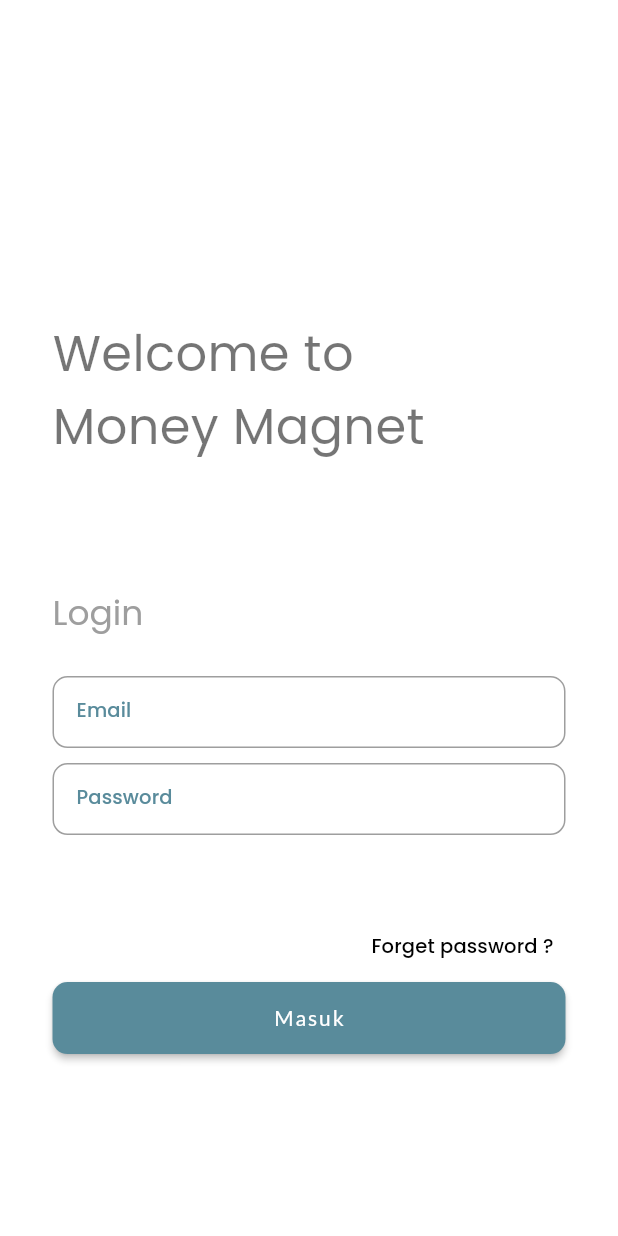
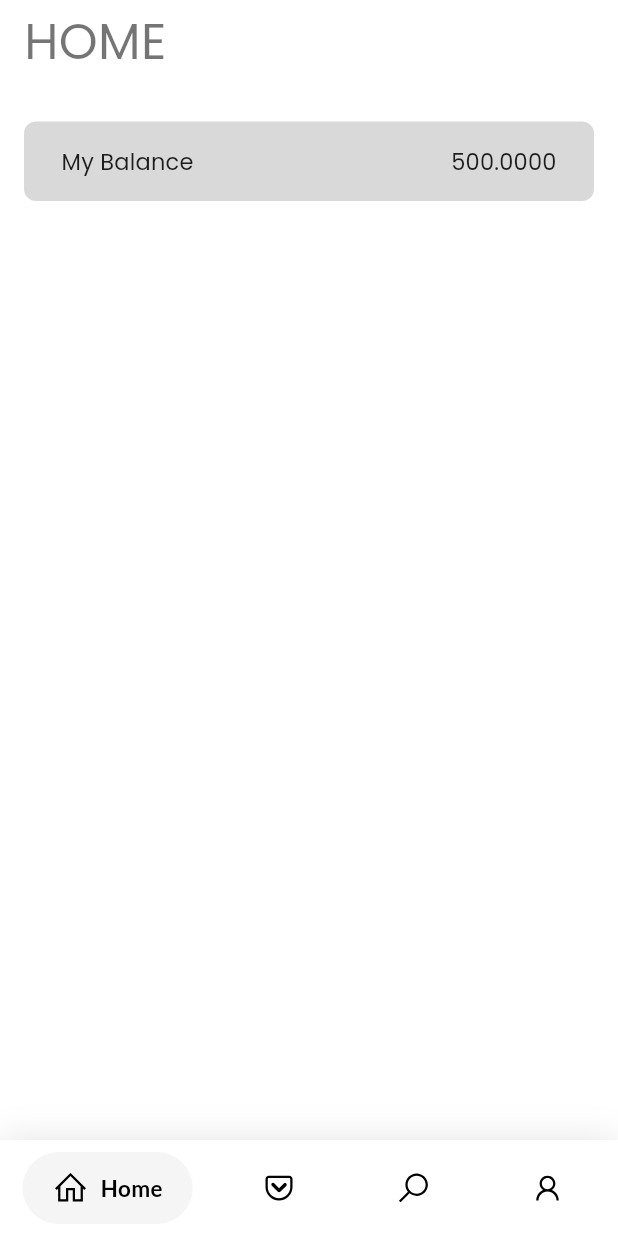
Before and after one commit to muchlist/money-magnet-apps, a Flutter app: the screen it shows after launch, on a phone screen of 412 x 824 dp. Run offline on Flutter 3.47's test engine with Material 2 defaults, Android fonts, the light colour scheme and no system bars; drawn by our look-alikes of google_nav_bar; our stand-ins replace another_flushbar, auto_route, cached_network_image, dartz, dio, flutter_riverpod and 5 more; missing offline and left inert: dio_logger; generated files the repository leaves out were written again.

Commit message:
feat(navigation): create bottom navigation bar

```diff
--- /dev/null
+++ b/lib/common/presentation/component/balance_widget.dart
@@ -0,0 +1,31 @@
+import 'package:flutter/material.dart';
+import 'package:money_magnet/common/presentation/component/colors.dart';
+
+class BalanceWidget extends StatelessWidget {
+  const BalanceWidget({Key? key, required this.balanceValue}) : super(key: key);
+  final String balanceValue;
+
+  @override
+  Widget build(BuildContext context) {
+    return Container(
+      decoration: BoxDecoration(
+          color: kGreyColor, borderRadius: BorderRadius.circular(8)),
+      child: Padding(
+        padding: const EdgeInsets.symmetric(horizontal: 25, vertical: 15),
+        child: Row(
+          children: [
+            Text(
+              "My Balance",
+              style: Theme.of(context).textTheme.subtitle1!,
+            ),
+            const Spacer(),
+            Text(
+              balanceValue,
+              style: Theme.of(context).textTheme.subtitle1!,
+            ),
+          ],
+        ),
+      ),
+    );
+  }
+}
--- a/lib/common/presentation/component/colors.dart
+++ b/lib/common/presentation/component/colors.dart
@@ -1,6 +1,8 @@
 import 'package:flutter/material.dart';
 
 const Color kPrimaryColor = Color(0xFF598B9B);
+const Color kGreyColor = Color(0xFFD9D9D9);
+
 const Color kBlue = Color(0xFF2565C8);
 const Color kTextColor = Color(0xFF757575);
 const Color kBlackColor = Color(0xFF292929);
--- a/lib/common/presentation/routes/app_router.dart
+++ b/lib/common/presentation/routes/app_router.dart
@@ -1,5 +1,6 @@
 import 'package:auto_route/auto_route.dart';
 import 'package:money_magnet/auth/presentation/login_page.dart';
+import 'package:money_magnet/home/presentation/navigation_page.dart';
 import 'package:money_magnet/splash/presentation/splash_page.dart';
 
 @CustomAutoRouter(
@@ -7,11 +8,16 @@
       AutoRoute(
         page: LoginPage,
         path: '/login',
-        initial: true,
+        // initial: true,
       ),
       AutoRoute(
         page: SplashPage,
         path: '/splash',
+      ),
+      AutoRoute(
+        page: NavigationPage,
+        path: '/navigation',
+        initial: true,
       ),
     ],
     replaceInRouteName: 'Page,Route',
--- /dev/null
+++ b/lib/home/presentation/home_fragment.dart
@@ -0,0 +1,41 @@
+import 'package:flutter/material.dart';
+import 'package:flutter_riverpod/flutter_riverpod.dart';
+import 'package:money_magnet/common/presentation/component/balance_widget.dart';
+import 'package:money_magnet/common/presentation/component/disable_glow.dart';
+import 'package:money_magnet/common/presentation/component/ui_helper.dart';
+
+class HomeFragment extends ConsumerStatefulWidget {
+  const HomeFragment({Key? key}) : super(key: key);
+
+  @override
+  ConsumerState<ConsumerStatefulWidget> createState() => _HomeFragmentState();
+}
+
+class _HomeFragmentState extends ConsumerState<HomeFragment> {
+  @override
+  Widget build(BuildContext context) {
+    return Scaffold(
+      appBar: AppBar(
+        title: Text(
+          "HOME",
+          style: Theme.of(context).textTheme.headline4!,
+        ),
+      ),
+      body: DisableGlow(
+        child: SingleChildScrollView(
+          child: Padding(
+            padding: const EdgeInsets.symmetric(horizontal: 16.0),
+            child: Column(
+              children: const [
+                verticalSpaceMedium,
+                BalanceWidget(
+                  balanceValue: "500.0000",
+                ),
+              ],
+            ),
+          ),
+        ),
+      ),
+    );
+  }
+}
--- /dev/null
+++ b/lib/home/presentation/navigation_page.dart
@@ -0,0 +1,79 @@
+import 'package:flutter/material.dart';
+import 'package:google_nav_bar/google_nav_bar.dart';
+import 'package:line_icons/line_icons.dart';
+import 'package:money_magnet/home/presentation/home_fragment.dart';
+
+class NavigationPage extends StatefulWidget {
+  const NavigationPage({Key? key}) : super(key: key);
+
+  @override
+  State<NavigationPage> createState() => _HomePageState();
+}
+
+class _HomePageState extends State<NavigationPage> {
+  int _selectedIndex = 0;
+  final _screen = [
+    const HomeFragment(),
+    const Center(child: Text("Pockets")),
+    const Center(child: Text("Search")),
+    const Center(child: Text("Profile")),
+  ];
+
+  @override
+  Widget build(BuildContext context) {
+    return Scaffold(
+      body: _screen[_selectedIndex],
+      bottomNavigationBar: Container(
+        decoration: BoxDecoration(
+          color: Colors.white,
+          boxShadow: [
+            BoxShadow(
+              blurRadius: 20,
+              color: Colors.black.withOpacity(.1),
+            )
+          ],
+        ),
+        child: SafeArea(
+          child: Padding(
+            padding: const EdgeInsets.symmetric(horizontal: 15.0, vertical: 8),
+            child: GNav(
+              rippleColor: Colors.grey[300]!,
+              hoverColor: Colors.grey[100]!,
+              gap: 8,
+              activeColor: Colors.black,
+              iconSize: 24,
+              padding: const EdgeInsets.symmetric(horizontal: 20, vertical: 12),
+              duration: const Duration(milliseconds: 400),
+              tabBackgroundColor: Colors.grey[100]!,
+              color: Colors.black,
+              tabs: const [
+                GButton(
+                  icon: LineIcons.home,
+                  text: 'Home',
+                ),
+                GButton(
+                  icon: LineIcons.getPocket,
+                  text: 'Pockets',
+                ),
+                GButton(
+                  icon: LineIcons.search,
+                  text: 'Search',
+                ),
+                GButton(
+                  icon: LineIcons.user,
+                  text: 'Profile',
+                ),
+              ],
+              selectedIndex: _selectedIndex,
+              onTabChange: (index) {
+                setState(() {
+                  _selectedIndex = index;
+                });
+              },
+            ),
+          ),
+        ),
+      ),
+    );
+  }
+}
--- a/lib/splash/presentation/splash_page.dart
+++ b/lib/splash/presentation/splash_page.dart
@@ -1,5 +1,4 @@
 import 'package:flutter/material.dart';
-import 'package:material_design_icons_flutter/material_design_icons_flutter.dart';
 
 class SplashPage extends StatelessWidget {
   const SplashPage({Key? key}) : super(key: key);
@@ -7,7 +6,7 @@
   @override
   Widget build(BuildContext context) {
     return const Scaffold(
-      body: Center(child: Icon(MdiIcons.cash)),
+      body: Center(child: LinearProgressIndicator()),
     );
   }
 }
--- a/pubspec.yaml
+++ b/pubspec.yaml
@@ -41,6 +41,9 @@
   path: ^1.8.1
   sembast: ^3.2.0
   shimmer: ^2.0.0
+  google_nav_bar: ^5.0.6
+  line_icons: ^2.0.1
+
 
 dev_dependencies:
   auto_route_generator: ^4.0.0
```
Also changed, not shown: lib/common/presentation/routes/app_router.gr.dart, pubspec.lock, 1 other file.
